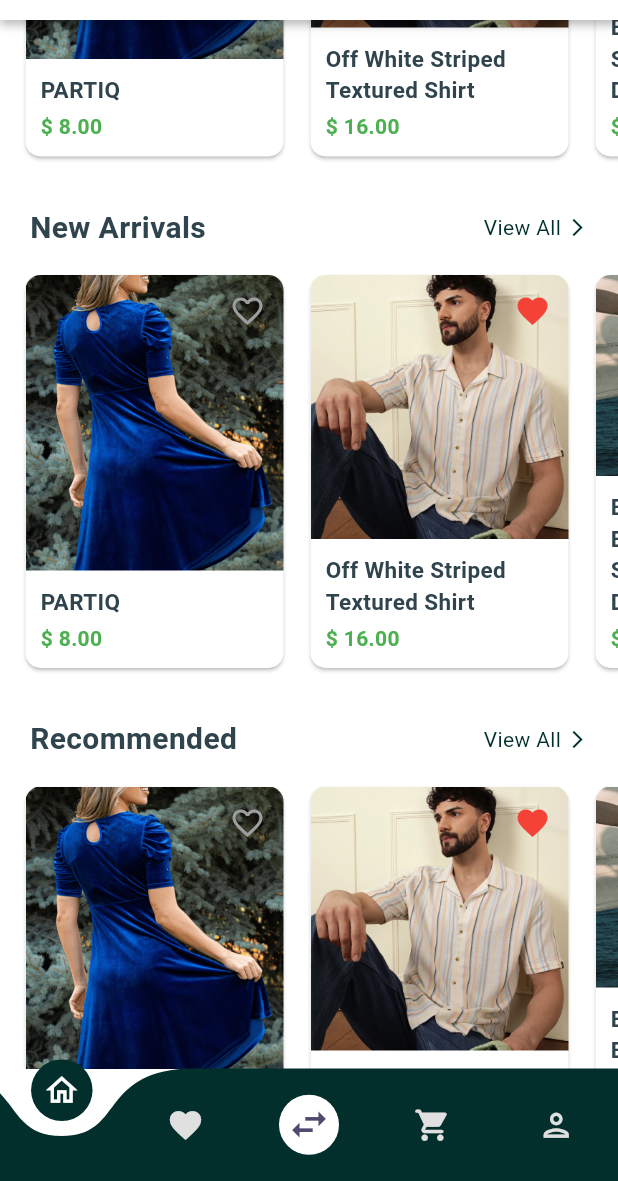
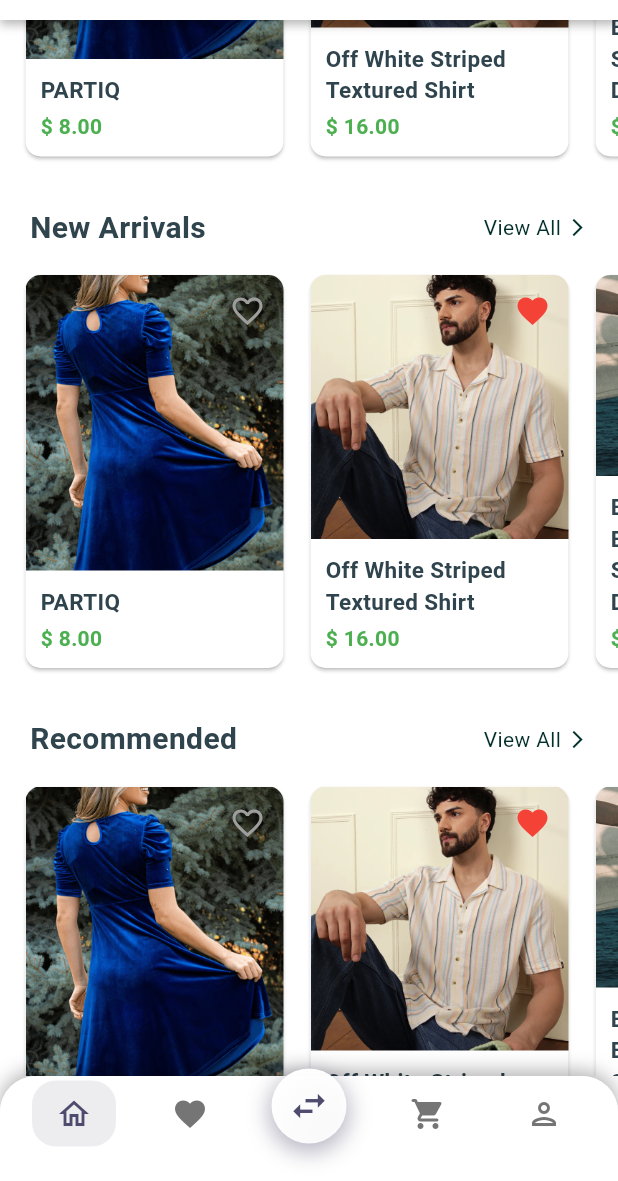
Before and after one commit to ClosetMate/ClosetMate_App, a Flutter app: the screen it shows after launch, scrolled down 576 dp, on a phone screen of 412 x 824 dp, the part 55-1236 px from its top. Run offline on Flutter 3.47's test engine with Material 3 defaults, Android fonts, the phone set to English and light mode, and no system bars; drawn by our look-alikes of curved_navigation_bar; our stand-ins replace appinio_swiper, carousel_slider, flutter_animate, flutter_screenutil, font_awesome_flutter, get and 1 more; Roboto replaces fonts that are missing (Poppins).

Commit message:
Custom Bottom nav and Swipe buttons functionality

```diff
--- a/lib/app/components/bottom_nav.dart
+++ b/lib/app/components/bottom_nav.dart
@@ -1,5 +1,4 @@
 import 'package:closet_mate/config/theme/colors.dart';
-import 'package:curved_navigation_bar/curved_navigation_bar.dart';
 import 'package:flutter/material.dart';
 
 class BottomNav extends StatefulWidget {
@@ -11,71 +10,170 @@ class BottomNav extends StatefulWidget {
   State<BottomNav> createState() => _BottomNavState();
 }
 
-class _BottomNavState extends State<BottomNav> {
+class _BottomNavState extends State<BottomNav> with SingleTickerProviderStateMixin {
   late int currentTabIndex;
   late Function(int) onTabChange;
+  late AnimationController _animationController;
+  late Animation<double> _scaleAnimation;
 
   @override
   void initState() {
     super.initState();
     currentTabIndex = widget.index;
-    onTabChange = widget.onTabChange;// Assigning the received data to a local variable
+    onTabChange = widget.onTabChange;
+    _animationController = AnimationController(
+      duration: const Duration(milliseconds: 200),
+      vsync: this,
+    );
+    _scaleAnimation = Tween<double>(begin: 1.0, end: 1.2).animate(
+      CurvedAnimation(
+        parent: _animationController,
+        curve: Curves.easeInOut,
+      ),
+    );
+  }
+
+  @override
+  void dispose() {
+    _animationController.dispose();
+    super.dispose();
   }
 
   @override
   Widget build(BuildContext context) {
-    return CurvedNavigationBar(
-      height: 75,
-      backgroundColor: const Color.fromRGBO(255, 0, 0, 0), // Keeps the curved effect smooth
-      color: ColorConstants.appSpecificDark, // Matches AppBar
-      animationDuration: const Duration(milliseconds: 300),
-      index: 0,
-      items: [
+    return Container(
+      height: 70,
+      decoration: BoxDecoration(
+        color: Colors.white,
+        borderRadius: const BorderRadius.vertical(top: Radius.circular(24)),
+        boxShadow: [
+          BoxShadow(
+            color: Colors.black.withOpacity(0.3),
+            blurRadius: 10,
+            offset: const Offset(0, -3),
+          ),
+        ],
+      ),
+      child: Stack(
+        clipBehavior: Clip.none,
+        children: [
+          Container(
+            decoration: BoxDecoration(
+              color: Colors.white,
+              borderRadius: const BorderRadius.vertical(top: Radius.circular(24)),
+            ),
+            child: Row(
+              mainAxisAlignment: MainAxisAlignment.spaceEvenly,
+              children: [
+                _buildNavItem(Icons.home_outlined, 0),
+                _buildNavItem(Icons.favorite, 1),
+                const SizedBox(width: 60),
+                _buildNavItem(Icons.shopping_cart_rounded, 3),
+                _buildNavItem(Icons.person_outlined, 4),
+              ],
+            ),
+          ),
+          Positioned(
+            left: 0,
+            right: 0,
+            top: -5,
+            child: Center(
+              child: _buildCenterButton(),
+            ),
+          ),
+        ],
+      ),
+    );
+  }
+
+  Widget _buildNavItem(IconData icon, int index) {
+    final bool isSelected = currentTabIndex == index;
+    return GestureDetector(
+      onTap: () {
+        setState(() {
+          currentTabIndex = index;
+        });
+        onTabChange(index);
+      },
+      child: AnimatedContainer(
+        duration: const Duration(milliseconds: 200),
+        margin: const EdgeInsets.only(top: 3),
+        padding: const EdgeInsets.symmetric(horizontal: 16, vertical: 10),
+        decoration: BoxDecoration(
+          color: isSelected ? ColorConstants.primaryColor.withOpacity(0.1) : Colors.transparent,
+          borderRadius: BorderRadius.circular(16),
+        ),
+        child: Column(
+          mainAxisSize: MainAxisSize.min,
+          children: [
             Icon(
-          Icons.home_outlined,
-          color: currentTabIndex == 0 ? Colors.white : Colors.grey[300],
-          size: 25,
+              icon,
+              color: isSelected ? ColorConstants.primaryColor : Colors.grey[600],
+              size: 24,
             ),
-        Icon(
-          Icons.favorite,
-          color: currentTabIndex == 1 ? Colors.white : Colors.grey[300],
-          size: 25,
+            // if (isSelected)
+            //   Container(
+            //     margin: const EdgeInsets.only(top: 3),
+            //     height: 3,
+            //     width: 20,
+            //     decoration: BoxDecoration(
+            //       color: ColorConstants.primaryColor,
+            //       borderRadius: BorderRadius.circular(2),
+            //     ),
+            //   ),
+          ],
         ),
-        Container(
-          height: 40,
-          width: 40,
+      ),
+    );
+  }
+
+  Widget _buildCenterButton() {
+    final bool isSelected = currentTabIndex == 2;
+    return GestureDetector(
+      onTap: () {
+        setState(() {
+          currentTabIndex = 2;
+        });
+        onTabChange(2);
+        _animationController.forward().then((_) => _animationController.reverse());
+      },
+      child: AnimatedContainer(
+        duration: const Duration(milliseconds: 200),
+        height: 50,
+        width: 50,
         decoration: BoxDecoration(
-            color: Colors.white, // Floating middle button effect
+          gradient: LinearGradient(
+            colors: isSelected
+                ? [
+                    ColorConstants.primaryColor,
+                    ColorConstants.primaryColor.withOpacity(0.8),
+                  ]
+                : [
+                    Colors.white,
+                    Colors.white.withOpacity(0.9),
+                  ],
+            begin: Alignment.topLeft,
+            end: Alignment.bottomRight,
+          ),
           shape: BoxShape.circle,
           boxShadow: [
             BoxShadow(
-                color: ColorConstants.appSpecificDark,
-                blurRadius: 6,
+              color: (isSelected ? ColorConstants.primaryColor : ColorConstants.secondary).withOpacity(0.3),
+              blurRadius: 12,
               spreadRadius: 2,
-                offset: Offset(0, 3),
+              offset: const Offset(0, 4),
             ),
           ],
         ),
+        child: ScaleTransition(
+          scale: _scaleAnimation,
           child: Icon(
             Icons.swap_horiz,
-            color: ColorConstants.primaryColor,
-            size: 30,
+            color: isSelected ? Colors.white : ColorConstants.primaryColor,
+            size: 28,
           ),
         ),
-        Icon(
-          Icons.shopping_cart_rounded,
-          color: currentTabIndex == 3 ? Colors.white : Colors.grey[300],
-          size: 25,
       ),
-        Icon(
-          Icons.person_outlined,
-          color: currentTabIndex == 4 ? Colors.white : Colors.grey[300],
-          size: 25,
-        ),
-      ],
-      onTap: (int index) {
-        onTabChange(index);
-      },
     );
   }
 }
```
Also changed, not shown: lib/app/modules/swipe_shopping/controllers/swipe_shopping_controller.dart (+76 -0 lines), lib/app/modules/swipe_shopping/views/swipe_shopping_view.dart (+8 -4 lines), 1 other file. Lines whose indentation alone changed are shown as unchanged.
